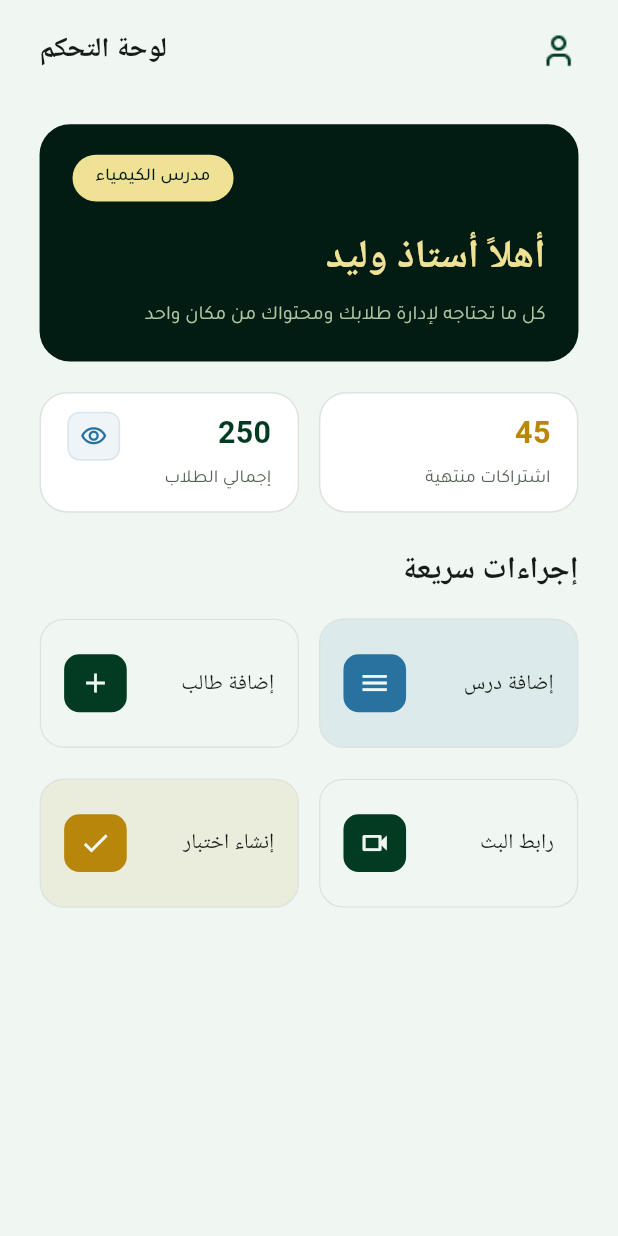
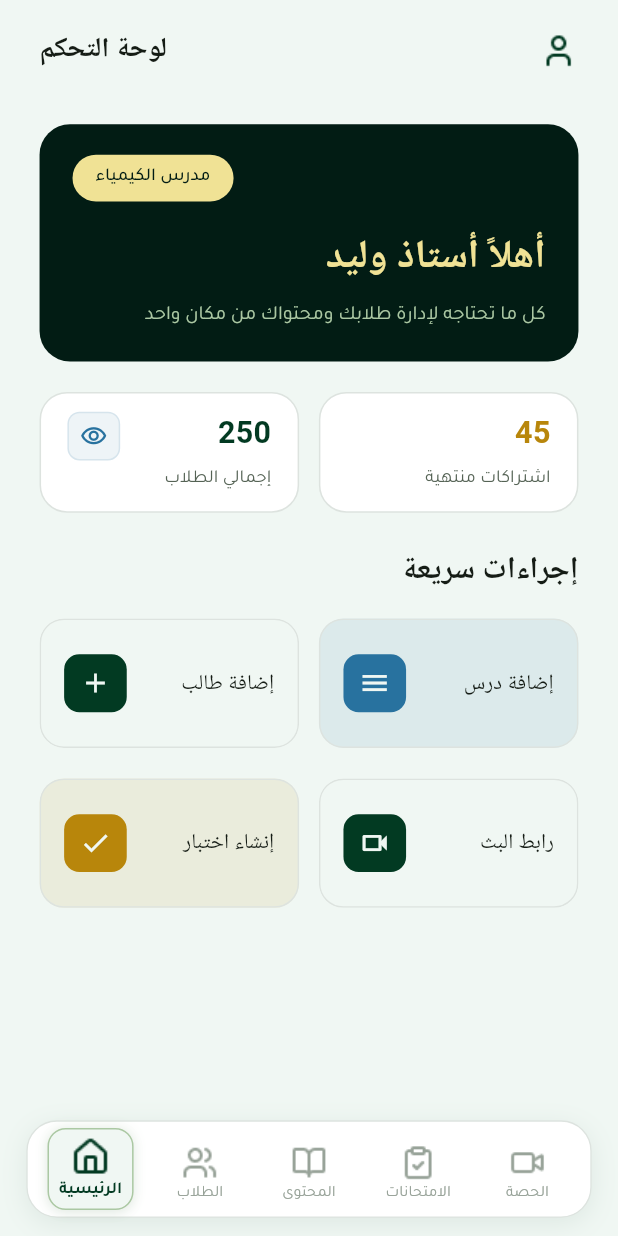
Before and after one commit to Eyadwaleed0005/Al_waleed_admin_app, a Flutter app: the screen it shows after launch, after a tap on the "visibility off" icon, on a phone screen of 412 x 824 dp. Run offline on Flutter 3.47's test engine with Material 3 defaults, Android fonts, the phone set to English and light mode, and no system bars; drawn by our look-alikes of flutter_animate; our stand-ins replace flutter_bloc, flutter_screenutil; Roboto replaces fonts that are missing (Kufam).

Commit message:
feat(navigation): add custom bottom nav, tab routing, styles, and animations

```diff
--- a/lib/app/routes/app_images_routes.dart
+++ b/lib/app/routes/app_images_routes.dart
@@ -15,7 +15,15 @@ class AppImage {
 
   // ===== images =====
   late final String alwaleedImg = '${baseImages}alwaleed_img.png';
+
   // ===== icons =====
   late final String profileIcon = '${baseIcons}profile.png';
+  late final String bookOpen = '${baseIcons}book_open.png';
+  late final String exams = '${baseIcons}exams.png';
+  late final String home = '${baseIcons}home.png';
+  late final String liveSession = '${baseIcons}live_session.png';
+  late final String studyNotes = '${baseIcons}study_notes.png';
+  late final String students = '${baseIcons}students.png';
+
   // ===== animations =====
 }
--- a/lib/app/routes/app_routes.dart
+++ b/lib/app/routes/app_routes.dart
@@ -1,6 +1,7 @@
 import 'package:alwaleed_admain/features/app_startup/presentation/cubit/app_startup_cubit.dart';
 import 'package:alwaleed_admain/features/app_startup/presentation/screens/splash_screen.dart';
 import 'package:alwaleed_admain/features/dashboard/presentation/screens/home_screen.dart';
+import 'package:alwaleed_admain/features/main_navigation/presentation/screens/main_navigation_screen.dart';
 import 'package:flutter/material.dart';
 import 'package:flutter_bloc/flutter_bloc.dart';
 import 'route_names.dart';
@@ -19,6 +20,13 @@ class AppRoutes {
         );
       case RouteNames.homeScreen:
         return MaterialPageRoute(builder: (_) => const HomeScreen());
+      case RouteNames.mainNavigationScreen:
+        return MaterialPageRoute(
+          settings: settings,
+          builder: (context) {
+            return const MainNavigationScreen();
+          },
+        );
     }
     return null;
   }
--- a/lib/app/routes/route_names.dart
+++ b/lib/app/routes/route_names.dart
@@ -1,4 +1,6 @@
 class RouteNames {
   static const String splashScreen = '/splashScreen';
   static const String homeScreen = '/homeScreen';
+  static const String mainNavigationScreen = '/mainNavigationScreen';
+
 }
--- /dev/null
+++ b/lib/app/routes/route_nav_bottom.dart
@@ -0,0 +1,38 @@
+import 'package:alwaleed_admain/app/routes/app_images_routes.dart';
+import 'package:flutter/material.dart';
+
+class RouteNavBottom {
+  RouteNavBottom._();
+
+  static List<String> get icons => [
+    AppImage().home,
+    AppImage().students,
+    AppImage().bookOpen,
+    AppImage().exams,
+    AppImage().liveSession,
+  ];
+
+  static const List<String> titles = [
+    'الرئيسية',
+    'الطلاب',
+    'المحتوى',
+    'الامتحانات',
+    'الحصة',
+  ];
+
+  static List<Widget> screens({
+    required Widget homeScreen,
+    required Widget contentScreen,
+    required Widget examsScreen,
+    required Widget studyNotesScreen,
+    required Widget liveSessionScreen,
+  }) {
+    return [
+      homeScreen,
+      contentScreen,
+      examsScreen,
+      studyNotesScreen,
+      liveSessionScreen,
+    ];
+  }
+}
--- a/lib/core/style/app_animations.dart
+++ b/lib/core/style/app_animations.dart
@@ -124,4 +124,37 @@ abstract final class AppAnimations {
           curve: Curves.easeOutCubic,
         );
   }
+
+  static Widget bottomNavItem({
+    required Widget child,
+    required bool isSelected,
+  }) {
+    return child
+        .animate(target: isSelected ? 1 : 0)
+        .scale(
+          begin: const Offset(0.94, 0.94),
+          end: const Offset(1, 1),
+          duration: 260.ms,
+          curve: Curves.easeOutBack,
+        )
+        .slideY(
+          begin: 0.06,
+          end: 0,
+          duration: 240.ms,
+          curve: Curves.easeOutCubic,
+        );
+  }
+
+  static Widget bottomNavBarEntrance({required Widget child}) {
+    return child
+        .animate(delay: 600.ms)
+        .fadeIn(duration: 450.ms, curve: Curves.easeOut)
+        .moveY(begin: 120, end: 0, duration: 900.ms, curve: Curves.easeOutBack)
+        .scale(
+          begin: const Offset(0.92, 0.92),
+          end: const Offset(1, 1),
+          duration: 900.ms,
+          curve: Curves.easeOutBack,
+        );
+  }
 }
--- a/lib/core/style/textstyles.dart
+++ b/lib/core/style/textstyles.dart
@@ -96,4 +96,21 @@ class Textstyles {
       color: ColorPalette.textPrimary,
     );
   }
+
+  static TextStyle font11TextMutedRegularTajawal() {
+    return TextStyle(
+      fontSize: 11.sp,
+      fontWeight: FontWeightHelper.regular,
+      fontFamily: tajawal,
+      color: ColorPalette.textMuted,
+    );
+  }
+   static TextStyle font11PrimaryBoldTajawal() {
+    return TextStyle(
+      fontSize: 11.sp,
+      fontWeight: FontWeightHelper.bold,
+      fontFamily: tajawal,
+      color: ColorPalette.primary,
+    );
+  }
 }
--- a/lib/features/app_startup/presentation/screens/splash_screen.dart
+++ b/lib/features/app_startup/presentation/screens/splash_screen.dart
@@ -28,7 +28,7 @@ class SplashScreen extends StatelessWidget {
         if (state is AppStartupCompleted) {
           Navigator.of(
             context,
-          ).pushNamedAndRemoveUntil(RouteNames.homeScreen, (route) => false);
+          ).pushNamedAndRemoveUntil(RouteNames.mainNavigationScreen, (route) => false);
         }
       },
       child: AnnotatedRegion<SystemUiOverlayStyle>(
--- /dev/null
+++ b/lib/features/main_navigation/presentation/cubit/bottom_navigation_cubit.dart
@@ -0,0 +1,11 @@
+import 'package:flutter_bloc/flutter_bloc.dart';
+
+class BottomNavigationCubit extends Cubit<int> {
+  BottomNavigationCubit() : super(0);
+
+  void changePage(int index) {
+    if (state == index) return;
+
+    emit(index);
+  }
+}
--- /dev/null
+++ b/lib/features/main_navigation/presentation/screens/main_navigation_screen.dart
@@ -0,0 +1,71 @@
+import 'package:alwaleed_admain/app/routes/route_nav_bottom.dart';
+import 'package:alwaleed_admain/core/style/app_animations.dart';
+import 'package:alwaleed_admain/core/style/app_color.dart';
+import 'package:alwaleed_admain/features/dashboard/presentation/screens/home_screen.dart';
+import 'package:alwaleed_admain/features/main_navigation/presentation/cubit/bottom_navigation_cubit.dart';
+import 'package:alwaleed_admain/features/main_navigation/presentation/widgets/custom_bottom_nav_bar.dart';
+import 'package:flutter/material.dart';
+import 'package:flutter_bloc/flutter_bloc.dart';
+
+class MainNavigationScreen extends StatelessWidget {
+  const MainNavigationScreen({super.key});
+
+  @override
+  Widget build(BuildContext context) {
+    return BlocProvider(
+      create: (context) => BottomNavigationCubit(),
+      child: const MainNavigationView(),
+    );
+  }
+}
+
+class MainNavigationView extends StatelessWidget {
+  const MainNavigationView({super.key});
+
+  @override
+  Widget build(BuildContext context) {
+    final List<Widget> screens = RouteNavBottom.screens(
+      homeScreen: const HomeScreen(),
+      contentScreen: const TemporaryScreen(title: 'إدارة المحتوى'),
+      examsScreen: const TemporaryScreen(title: 'إدارة الامتحانات'),
+      studyNotesScreen: const TemporaryScreen(title: 'إدارة المذكرات'),
+      liveSessionScreen: const TemporaryScreen(title: 'الحصص المباشرة'),
+    );
+
+    return Scaffold(
+      backgroundColor: ColorPalette.background,
+      extendBody: true,
+
+      body: BlocBuilder<BottomNavigationCubit, int>(
+        builder: (context, currentIndex) {
+          return IndexedStack(index: currentIndex, children: screens);
+        },
+      ),
+
+      bottomNavigationBar: AppAnimations.bottomNavBarEntrance(
+        child: BlocBuilder<BottomNavigationCubit, int>(
+          builder: (context, currentIndex) {
+            return CustomBottomNavBar(
+              currentIndex: currentIndex,
+              onTap: context.read<BottomNavigationCubit>().changePage,
+            );
+          },
+        ),
+      ),
+    );
+  }
+}
+
+class TemporaryScreen extends StatelessWidget {
+  const TemporaryScreen({super.key, required this.title});
+
+  final String title;
+
+  @override
+  Widget build(BuildContext context) {
+    return Scaffold(
+      backgroundColor: ColorPalette.background,
+      body: SafeArea(child: Center(child: Text(title))),
+    );
+  }
+}
--- /dev/null
+++ b/lib/features/main_navigation/presentation/widgets/custom_bottom_nav_bar.dart
@@ -0,0 +1,55 @@
+import 'package:alwaleed_admain/app/routes/route_nav_bottom.dart';
+import 'package:alwaleed_admain/core/style/app_color.dart';
+import 'package:alwaleed_admain/features/main_navigation/presentation/widgets/nav_item.dart';
+import 'package:flutter/material.dart';
+import 'package:flutter_screenutil/flutter_screenutil.dart';
+
+class CustomBottomNavBar extends StatelessWidget {
+  const CustomBottomNavBar({
+    super.key,
+    required this.currentIndex,
+    required this.onTap,
+  });
+
+  final int currentIndex;
+  final ValueChanged<int> onTap;
+
+  @override
+  Widget build(BuildContext context) {
+    final icons = RouteNavBottom.icons;
+    final titles = RouteNavBottom.titles;
+
+    return SafeArea(
+      top: false,
+      minimum: EdgeInsets.fromLTRB(16.w, 0, 16.w, 12.h),
+      child: Container(
+        height: 64.h,
+        padding: EdgeInsets.symmetric(horizontal: 5.w, vertical: 4.h),
+        decoration: BoxDecoration(
+          color: ColorPalette.surface,
+          borderRadius: BorderRadius.circular(20.r),
+          border: Border.all(color: ColorPalette.border, width: 0.8.w),
+          boxShadow: [
+            BoxShadow(
+              color: ColorPalette.primary.withValues(alpha: 0.08),
+              blurRadius: 14.r,
+              offset: Offset(0, 4.h),
+            ),
+          ],
+        ),
+        child: Row(
+          children: List.generate(icons.length, (index) {
+            return Expanded(
+              child: NavItem(
+                iconPath: icons[index],
+                title: titles[index],
+                isSelected: currentIndex == index,
+                onTap: () => onTap(index),
+              ),
+            );
+          }),
+        ),
+      ),
+    );
+  }
+}
--- /dev/null
+++ b/lib/features/main_navigation/presentation/widgets/nav_item.dart
@@ -0,0 +1,149 @@
+import 'package:alwaleed_admain/core/helper/spacer.dart';
+import 'package:alwaleed_admain/core/style/app_animations.dart';
+import 'package:alwaleed_admain/core/style/app_color.dart';
+import 'package:alwaleed_admain/core/style/textstyles.dart';
+import 'package:flutter/material.dart';
+import 'package:flutter_screenutil/flutter_screenutil.dart';
+
+class NavItem extends StatefulWidget {
+  const NavItem({
+    super.key,
+    required this.iconPath,
+    required this.title,
+    required this.isSelected,
+    required this.onTap,
+  });
+
+  final String iconPath;
+  final String title;
+  final bool isSelected;
+  final VoidCallback onTap;
+
+  @override
+  State<NavItem> createState() => NavItemState();
+}
+
+class NavItemState extends State<NavItem> {
+  bool isPressed = false;
+
+  void changePressedState(bool value) {
+    if (isPressed == value) return;
+
+    setState(() {
+      isPressed = value;
+    });
+  }
+
+  @override
+  Widget build(BuildContext context) {
+    final bool isActive = widget.isSelected || isPressed;
+
+    return Semantics(
+      button: true,
+      selected: widget.isSelected,
+      label: widget.title,
+      child: GestureDetector(
+        behavior: HitTestBehavior.opaque,
+        onTap: widget.onTap,
+        onTapDown: (_) => changePressedState(true),
+        onTapUp: (_) => changePressedState(false),
+        onTapCancel: () => changePressedState(false),
+        child: SizedBox(
+          height: double.infinity,
+          child: Center(
+            child: AnimatedScale(
+              scale: isPressed ? 0.94 : 1,
+              duration: const Duration(milliseconds: 110),
+              curve: Curves.easeOut,
+              child: AppAnimations.bottomNavItem(
+                isSelected: widget.isSelected,
+                child: AnimatedContainer(
+                  duration: const Duration(milliseconds: 240),
+                  curve: Curves.easeOutCubic,
+                  height: 54.h,
+                  constraints: BoxConstraints(minWidth: 48.w, maxWidth: 68.w),
+                  padding: EdgeInsets.symmetric(horizontal: 6.w, vertical: 5.h),
+                  decoration: BoxDecoration(
+                    color: widget.isSelected
+                        ? ColorPalette.primarySoftBackground
+                        : isPressed
+                        ? ColorPalette.accent.withValues(alpha: 0.18)
+                        : Colors.transparent,
+                    borderRadius: BorderRadius.circular(12.r),
+                    border: Border.all(
+                      color: isActive
+                          ? ColorPalette.accent
+                          : Colors.transparent,
+                      width: isActive ? 1 : 0,
+                    ),
+                    boxShadow: isActive
+                        ? [
+                            BoxShadow(
+                              color: ColorPalette.accent.withValues(
+                                alpha: isPressed ? 0.34 : 0.20,
+                              ),
+                              blurRadius: isPressed ? 10.r : 7.r,
+                              spreadRadius: isPressed ? 0.5.r : 0.2.r,
+                            ),
+                            BoxShadow(
+                              color: ColorPalette.primary.withValues(
+                                alpha: 0.06,
+                              ),
+                              blurRadius: 5.r,
+                              offset: Offset(0, 2.h),
+                            ),
+                          ]
+                        : null,
+                  ),
+                  child: Column(
+                    mainAxisSize: MainAxisSize.min,
+                    mainAxisAlignment: MainAxisAlignment.center,
+                    children: [
+                      AnimatedScale(
+                        scale: widget.isSelected ? 1.05 : 1,
+                        duration: const Duration(milliseconds: 240),
+                        curve: Curves.easeOutBack,
+                        child: Image.asset(
+                          widget.iconPath,
+                          width: 23.w,
+                          height: 23.w,
+                          fit: BoxFit.contain,
+                          color: isActive
+                              ? ColorPalette.primary
+                              : ColorPalette.textMuted,
+                          errorBuilder: (context, error, stackTrace) {
+                            return Icon(
+                              Icons.image_not_supported_outlined,
+                              size: 23.sp,
+                              color: isActive
+                                  ? ColorPalette.primary
+                                  : ColorPalette.textMuted,
+                            );
+                          },
+                        ),
+                      ),
+                      verticalSpace(3),
+                      AnimatedDefaultTextStyle(
+                        duration: const Duration(milliseconds: 220),
+                        curve: Curves.easeOut,
+                        style: isActive
+                            ? Textstyles.font11PrimaryBoldTajawal()
+                            : Textstyles.font11TextMutedRegularTajawal(),
+                        child: Text(
+                          widget.title,
+                          maxLines: 1,
+                          overflow: TextOverflow.ellipsis,
+                          textAlign: TextAlign.center,
+                        ),
+                      ),
+                    ],
+                  ),
+                ),
+              ),
+            ),
+          ),
+        ),
+      ),
+    );
+  }
+}
```
Also changed, not shown: assets/icons/book_open.png (added), assets/icons/exams.png (added), assets/icons/home.png (added), assets/icons/live_session.png (added), assets/icons/students.png (added), assets/icons/study_notes.png (added), lib/app/dependency_injection/di.dart (added).
